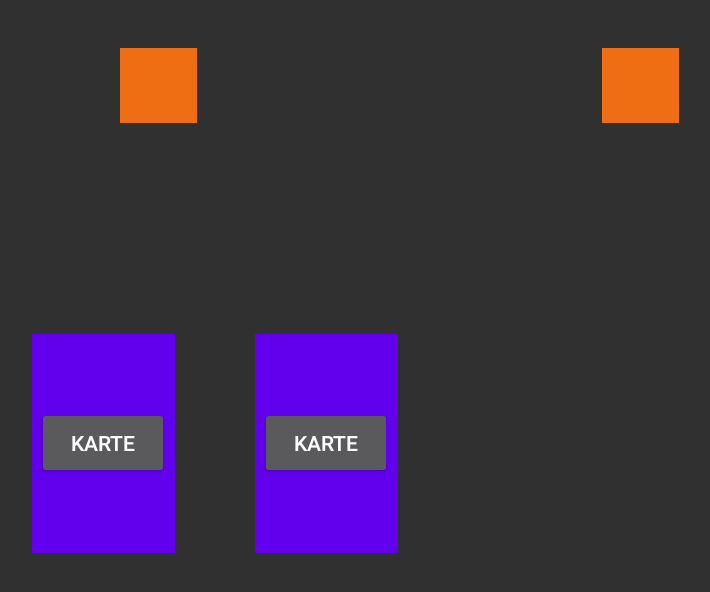
After one commit to AntonDreher/Kakerlakenpoker-SE2-SS2021, an Android app: the PlayerIngameMainActivity screen opened directly, with no data from a screen before it, on a phone screen of 824 x 412 dp (held sideways). The commit adds this screen. Shown: the top 592 px of the screen, without its empty margins (83-793 px from the left). Run offline under Robolectric (Android 15) with nearby library versions, the phone set to English and light mode, and no system bars; network calls fail.

Commit message:
Drag & Drop funktion wurde implementiert! Die Karten sollten dann per Touch auf den jeweiligen Spieler überreicht werden. ZUsätzlich wurde die passenden Klassen erstellt.
PlayerIngameView wurde erstellt (vorläufige Version).
Von dieser View aus werden dann die Spieler spielen.

```diff
--- a/app/src/main/AndroidManifest.xml
+++ b/app/src/main/AndroidManifest.xml
@@ -1,6 +1,9 @@
 <?xml version="1.0" encoding="utf-8"?>
 <manifest xmlns:android="http://schemas.android.com/apk/res/android"
     package="com.example.kakerlakenpoker">
+    <uses-permission android:name="android.permission.INTERNET" />
+    <uses-permission android:name="android.permission.ACCESS_NETWORK_STATE" />
+    <uses-permission android:name="android.permission.ACCESS_WIFI_STATE" />
 
     <application
         android:allowBackup="true"
@@ -9,6 +12,8 @@
         android:roundIcon="@mipmap/ic_launcher_round"
         android:supportsRtl="true"
         android:theme="@style/Theme.AppCompat.NoActionBar">
+
+
         <activity android:name=".ShowPlayersInLobbyActivity"></activity>
         <activity
             android:name=".MainActivity"
@@ -23,15 +28,15 @@
             android:name=".MultiplayerMainActivity"
             android:screenOrientation="landscape" />
         <activity
+            android:name=".PlayerIngameMainActivity"
+            android:screenOrientation="landscape" />
+        <activity
             android:name=".SearchLobbyActivity"
             android:screenOrientation="landscape" />
         <activity
             android:name=".CreateLobbyActivity"
             android:screenOrientation="landscape" />
     </application>
-    <uses-permission android:name="android.permission.INTERNET" />
-    <uses-permission android:name="android.permission.ACCESS_NETWORK_STATE" />
 
-    <uses-permission android:name="android.permission.ACCESS_WIFI_STATE" />
 
 </manifest>
--- /dev/null
+++ b/app/src/main/java/com/example/kakerlakenpoker/PlayerIngameMainActivity.java
@@ -0,0 +1,92 @@
+package com.example.kakerlakenpoker;
+
+import android.annotation.SuppressLint;
+import android.content.ClipData;
+import android.os.Bundle;
+import android.util.Log;
+import android.view.DragEvent;
+import android.view.MotionEvent;
+import android.view.View;
+import android.widget.Button;
+import android.widget.LinearLayout;
+import android.widget.TextView;
+
+import androidx.appcompat.app.AppCompatActivity;
+
+import com.example.kakerlakenpoker.game.Game;
+
+public class PlayerIngameMainActivity extends AppCompatActivity {
+
+    LinearLayout dragView;
+    LinearLayout dropView;
+    LinearLayout dragView1;
+    LinearLayout dropView1;
+    int count = 0;
+    Game game;
+
+    @SuppressLint("ClickableViewAccessibility")
+    @Override
+    protected void onCreate(Bundle savedInstanceState) {
+        super.onCreate(savedInstanceState);
+        setContentView(R.layout.player_ingameview);
+
+        dragView = (LinearLayout) findViewById(R.id.dragView);
+        dropView = (LinearLayout) findViewById(R.id.dropView);
+        dragView1 = (LinearLayout) findViewById(R.id.dragView2);
+        dropView1 = (LinearLayout) findViewById(R.id.dropView2);
+
+        dragView.setOnTouchListener(new TouchListener());
+        dropView.setOnDragListener(new DragListener());
+        dragView1.setOnTouchListener(new TouchListener());
+        dropView1.setOnDragListener(new DragListener());
+
+    }
+
+    class DragListener implements View.OnDragListener{
+
+        @Override
+        public boolean onDrag(View v, DragEvent dragEvent) {
+            switch (dragEvent.getAction()) {
+
+                case DragEvent.ACTION_DRAG_STARTED:{
+                    break;}
+
+                case DragEvent.ACTION_DRAG_ENTERED:{
+                    break;}
+
+                case DragEvent.ACTION_DRAG_LOCATION:{
+                    break;}
+
+                case DragEvent.ACTION_DRAG_EXITED:{
+                    break;}
+
+                case DragEvent.ACTION_DRAG_ENDED:
+                    //Nach dem Drag zum Spieler wird die Karte aus dem Handdeck entfernt und den Spieler übermittelt.
+
+                case DragEvent.ACTION_DROP:{
+                    Log.e("H", "Hat funktioniert");
+                    return (true);}
+
+                default:{
+                    break;}
+            }
+            return true;
+        }
+
+        }
+
+    class TouchListener implements View.OnTouchListener{
+        @Override
+        public boolean onTouch(View view, MotionEvent event) {
+            if (event.getAction() == MotionEvent.ACTION_DOWN) {
+                ClipData data = ClipData.newPlainText("", "");
+                View.DragShadowBuilder dragShadow = new View.DragShadowBuilder(dragView);
+                view.startDrag(data, dragShadow, view, 0);
+                return true;
+            }else {return false;}
+        }
+    }
+
+
+
+    }
--- a/app/src/main/java/com/example/kakerlakenpoker/game/BuildGame.java
+++ b/app/src/main/java/com/example/kakerlakenpoker/game/BuildGame.java
@@ -15,6 +15,7 @@ import java.util.List;
 public class BuildGame {
     private ArrayList<Player> players = new ArrayList<>();
     private GameDeck gameDeck = new GameDeck(); //Liste mit allen 64 Karten
+
 
 
     /**
--- a/app/src/main/java/com/example/kakerlakenpoker/game/Game.java
+++ b/app/src/main/java/com/example/kakerlakenpoker/game/Game.java
@@ -18,7 +18,7 @@ public class Game {
      * gibt Aktuell Spielenden Spieler zurück
      * @return aktueller Spieler (String)
      */
-    public String getCurrentPlayer(){
+    public Player getCurrentPlayer(){
         //noch zu implementieren
         return null;
     }
--- /dev/null
+++ b/app/src/main/res/layout-land/player_ingameview.xml
@@ -0,0 +1,87 @@
+<?xml version="1.0" encoding="utf-8"?>
+<androidx.constraintlayout.widget.ConstraintLayout xmlns:android="http://schemas.android.com/apk/res/android"
+    xmlns:app="http://schemas.android.com/apk/res-auto"
+    xmlns:tools="http://schemas.android.com/tools"
+    android:layout_width="match_parent"
+    android:layout_height="match_parent"
+    tools:visibility="visible">
+
+    <LinearLayout
+        android:id="@+id/dragView"
+        android:layout_width="95dp"
+        android:layout_height="146dp"
+        android:background="@color/design_default_color_primary"
+        android:gravity="center"
+        android:orientation="vertical"
+        app:layout_constraintBottom_toBottomOf="parent"
+        app:layout_constraintEnd_toEndOf="parent"
+        app:layout_constraintHorizontal_bias="0.105"
+        app:layout_constraintStart_toStartOf="parent"
+        app:layout_constraintTop_toTopOf="parent"
+        app:layout_constraintVertical_bias="0.837">
+
+        <Button
+            android:id="@+id/button"
+            android:layout_width="wrap_content"
+            android:layout_height="wrap_content"
+            android:clickable="false"
+            android:gravity="center"
+            android:text="@string/karte" />
+
+    </LinearLayout>
+
+    <LinearLayout
+        android:id="@+id/dragView2"
+        android:layout_width="95dp"
+        android:layout_height="146dp"
+        android:background="@color/design_default_color_primary"
+        android:gravity="center"
+        android:orientation="vertical"
+        app:layout_constraintBottom_toBottomOf="parent"
+        app:layout_constraintEnd_toEndOf="parent"
+        app:layout_constraintHorizontal_bias="0.309"
+        app:layout_constraintStart_toStartOf="parent"
+        app:layout_constraintTop_toTopOf="parent"
+        app:layout_constraintVertical_bias="0.837">
+
+        <Button
+            android:id="@+id/button1"
+            android:layout_width="wrap_content"
+            android:layout_height="wrap_content"
+            android:clickable="false"
+            android:gravity="center"
+            android:text="@string/karte" />
+
+    </LinearLayout>
+
+    <LinearLayout
+        android:id="@+id/dropView"
+        android:layout_width="51dp"
+        android:layout_height="50dp"
+        android:background="@color/colorOrange"
+        android:orientation="vertical"
+        app:layout_constraintBottom_toBottomOf="parent"
+        app:layout_constraintEnd_toEndOf="parent"
+        app:layout_constraintHorizontal_bias="0.175"
+        app:layout_constraintStart_toStartOf="parent"
+        app:layout_constraintTop_toTopOf="parent"
+        app:layout_constraintVertical_bias="0.088">
+
+    </LinearLayout>
+
+    <LinearLayout
+        android:id="@+id/dropView2"
+        android:layout_width="51dp"
+        android:layout_height="50dp"
+        android:background="@color/colorOrange"
+        android:orientation="vertical"
+        app:layout_constraintBottom_toBottomOf="parent"
+        app:layout_constraintEnd_toEndOf="parent"
+        app:layout_constraintHorizontal_bias="0.591"
+        app:layout_constraintStart_toStartOf="parent"
+        app:layout_constraintTop_toTopOf="parent"
+        app:layout_constraintVertical_bias="0.088">
+
+    </LinearLayout>
+
+</androidx.constraintlayout.widget.ConstraintLayout>
--- /dev/null
+++ b/app/src/main/res/layout/player_ingameview.xml
@@ -0,0 +1,6 @@
+<?xml version="1.0" encoding="utf-8"?>
+<androidx.constraintlayout.widget.ConstraintLayout xmlns:android="http://schemas.android.com/apk/res/android"
+    android:layout_width="match_parent"
+    android:layout_height="match_parent">
+
+</androidx.constraintlayout.widget.ConstraintLayout>
--- a/app/src/main/res/values/strings.xml
+++ b/app/src/main/res/values/strings.xml
@@ -104,4 +104,6 @@
     <string name="action_settings">Settings</string>
     <string name="title_activity_players_in_lobby">PlayersInLobbyActivity</string>
     <string name="title_activity_show_players_in_lobby">ScrollingActivity</string>
+    <string name="karte">Karte</string>
+    <string name="karte">Karte</string>
 </resources>
```
